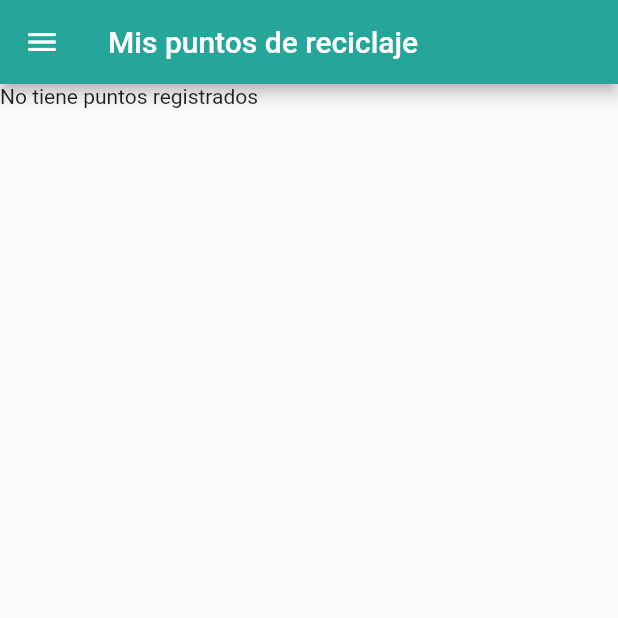
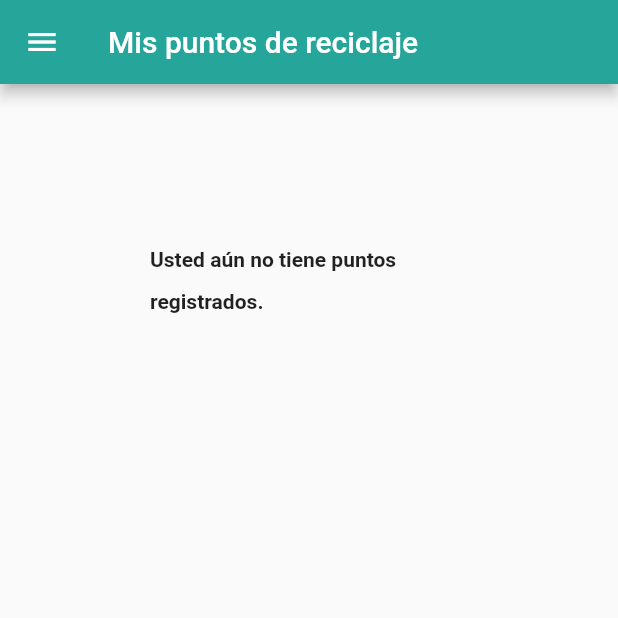
Before and after one commit to ManuelEV/iRecycler-Mobile, a Flutter app: the MyPointsScreen screen opened by its route, on a phone screen of 412 x 824 dp, the top half of it. Run offline on Flutter 3.47's test engine with Material 2 defaults, Android fonts, the phone set to English and light mode, and no system bars; our stand-ins replace charts_flutter, cloud_firestore, firebase_auth, firebase_storage, flutter_spinkit, flutter_svg and 3 more; accounts and stored records are empty.

Commit message:
Se actualiza my points screen

```diff
--- a/irecycler_mobile/lib/screens/my_points_screen.dart
+++ b/irecycler_mobile/lib/screens/my_points_screen.dart
@@ -62,24 +62,24 @@ class _MyPointsScreenState extends State<MyPointsScreen> {
             title: Text('Mis puntos de reciclaje'),
           ),
           drawer: DrawerPage(),
-          body: Text('No tiene puntos registrados'));
+          body:
+          Column(
+      children: <Widget>[
+        Center(
+          child: Container(
+          padding: EdgeInsets.all(100.0),
+          child: Text('Usted aún no tiene puntos registrados.', style: TextStyle(
+            fontWeight: FontWeight.bold,
+            height: 2.0,
+            )),
+        )
+        )
+      ],
+    )
+          );
     }
     return Scaffold(
       appBar: AppBar(
-        actions: [
-          DropdownButton(
-            items: <String>['1 Mes', '6 Meses', '1 Año', '5 Años']
-                .map<DropdownMenuItem<String>>((String value) {
-              return DropdownMenuItem<String>(
-                value: value,
-                child: Text(value),
-              );
-            }).toList(),
-            onChanged: (String newValue) {
-              setState(() {});
-            },
-          )
-        ],
         title: Text('Mis puntos de reciclaje'),
       ),
       drawer: DrawerPage(),
```
